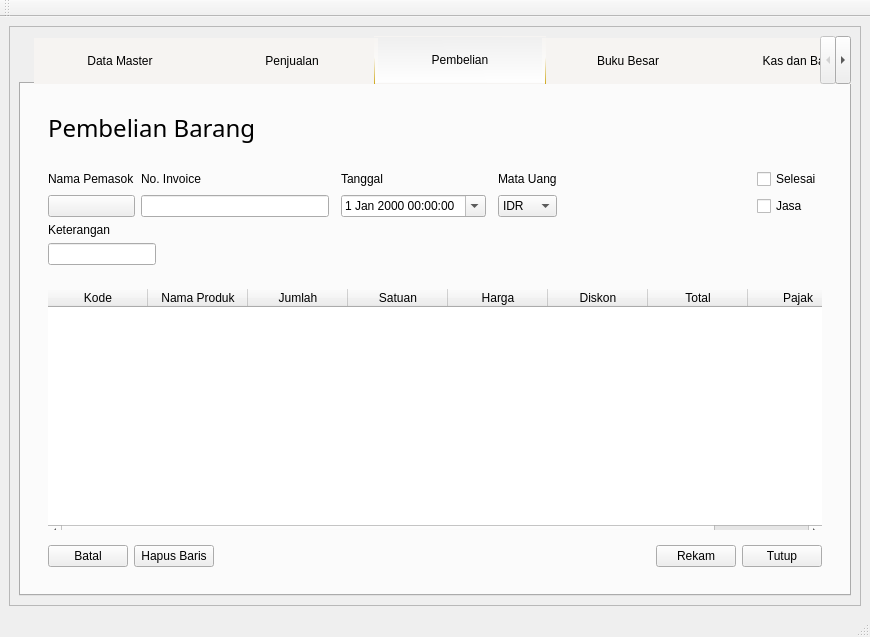
Qt form source/GUI.ui (fnugrahendi/petuk.corp) before a commit.
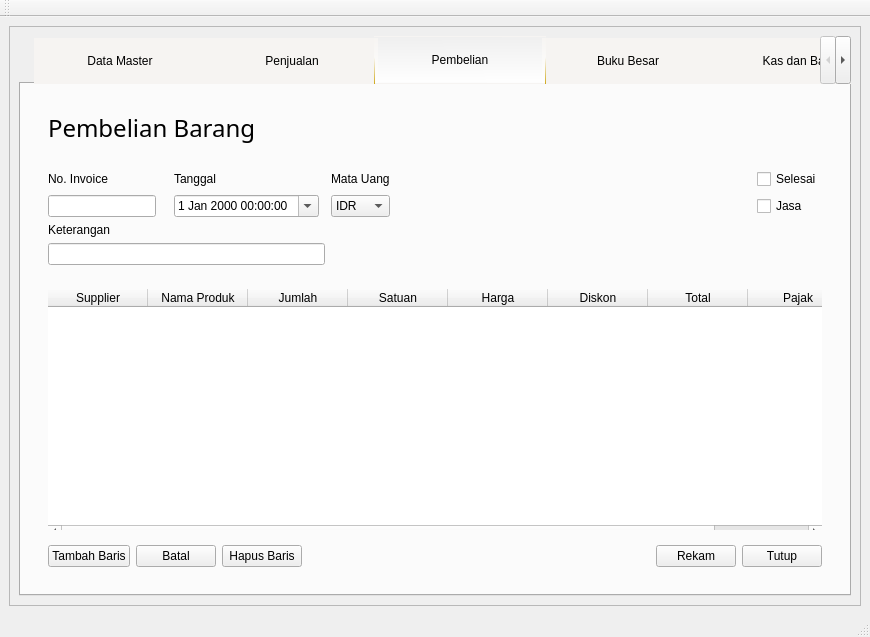
The same form after that commit. The open tabs and pages were chosen to show the change. Icons and pictures are not drawn.

Commit message: invoice pembelian baru tambah baris

```diff
--- a/source/GUI.ui
+++ b/source/GUI.ui
@@ -8083,13 +8083,6 @@
                     </property>
                    </widget>
                   </item>
-                  <item row="0" column="0">
-                   <widget class="QLabel" name="lb_Pembelian_OrderPembelian_Nama">
-                    <property name="text">
-                     <string>Nama Pemasok</string>
-                    </property>
-                   </widget>
-                  </item>
                   <item row="0" column="3">
                    <widget class="QLabel" name="lb_Pembelian_OrderPembelian_Tanggal">
                     <property name="text">
@@ -8106,9 +8099,6 @@
                     </item>
                    </widget>
                   </item>
-                  <item row="1" column="1">
-                   <widget class="QLineEdit" name="le_Pembelian_OrderPembelian_NoPO"/>
-                  </item>
                   <item row="0" column="7">
                    <widget class="QCheckBox" name="chk_Pembelian_OrderPembelian_Selesai">
                     <property name="text">
@@ -8143,13 +8133,6 @@
                     </property>
                    </widget>
                   </item>
-                  <item row="1" column="0">
-                   <widget class="QPushButton" name="tb_Pembelian_OrderPembelian_Nama">
-                    <property name="text">
-                     <string/>
-                    </property>
-                   </widget>
-                  </item>
                   <item row="1" column="3">
                    <widget class="QDateTimeEdit" name="dte_Pembelian_OrderPembelian_Tanggal">
                     <property name="calendarPopup">
@@ -8157,15 +8140,15 @@
                     </property>
                    </widget>
                   </item>
-                  <item row="0" column="1">
-                   <widget class="QLabel" name="lb_Pembelian_OrderPembelian_NoPO">
+                  <item row="0" column="0">
+                   <widget class="QLabel" name="lb_Pembelian_InvoicePembelian_Baru_NoPO">
                     <property name="text">
                      <string>No. Invoice</string>
                     </property>
                    </widget>
                   </item>
-                  <item row="3" column="0" colspan="8">
-                   <widget class="QLineEdit" name="le_Pembelian_OrderPembelian_Keterangan">
+                  <item row="1" column="0">
+                   <widget class="QLineEdit" name="le_Pembelian_InvoicePembelian_Baru_NoPO">
                     <property name="sizePolicy">
                      <sizepolicy hsizetype="Maximum" vsizetype="Fixed">
                       <horstretch>0</horstretch>
@@ -8174,6 +8157,16 @@
                     </property>
                    </widget>
                   </item>
+                  <item row="3" column="0" colspan="5">
+                   <widget class="QLineEdit" name="le_Pembelian_InvoicePembelian_Baru_Keterangan">
+                    <property name="sizePolicy">
+                     <sizepolicy hsizetype="Expanding" vsizetype="Fixed">
+                      <horstretch>0</horstretch>
+                      <verstretch>0</verstretch>
+                     </sizepolicy>
+                    </property>
+                   </widget>
+                  </item>
                  </layout>
                 </widget>
                </item>
@@ -8235,7 +8228,7 @@
                     </property>
                     <column>
                      <property name="text">
-                      <string>Kode</string>
+                      <string>Supplier</string>
                      </property>
                     </column>
                     <column>
@@ -8279,7 +8272,20 @@
                 </widget>
                </item>
                <item>
-                <widget class="QFrame" name="fr_Pembelian_OrderPembelian_Tombol">
+                <spacer name="vs_Penjualan_InvoicePembelian_Baru">
+                 <property name="orientation">
+                  <enum>Qt::Vertical</enum>
+                 </property>
+                 <property name="sizeHint" stdset="0">
+                  <size>
+                   <width>20</width>
+                   <height>40</height>
+                  </size>
+                 </property>
+                </spacer>
+               </item>
+               <item>
+                <widget class="QFrame" name="fr_Pembelian_InvoicePembelian_Baru_Tombol">
                  <property name="sizePolicy">
                   <sizepolicy hsizetype="Preferred" vsizetype="Maximum">
                    <horstretch>0</horstretch>
@@ -8294,7 +8300,14 @@
                  </property>
                  <layout class="QHBoxLayout" name="hl_Penjualan_OrderPenjualan_tombol_2">
                   <item>
-                   <widget class="QPushButton" name="tb_Pembelian_OrderPembelian_Batal">
+                   <widget class="QPushButton" name="tb_Pembelian_InvoicePembelian_Baru_TambahBaris">
+                    <property name="text">
+                     <string>Tambah Baris</string>
+                    </property>
+                   </widget>
+                  </item>
+                  <item>
+                   <widget class="QPushButton" name="tb_Pembelian_InvoicePembelian_Baru_Batal">
                     <property name="text">
                      <string>Batal</string>
                     </property>
```
Left out of the diff: 70 changed lines with no effect on the pictures. The commit also changes 2 other files.
